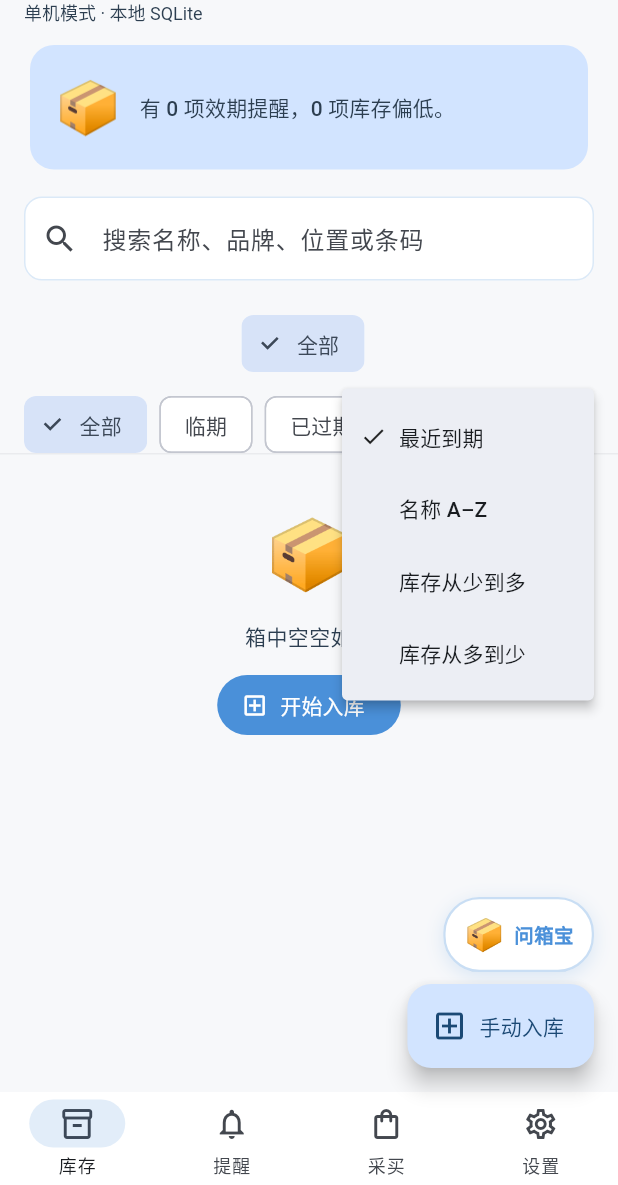
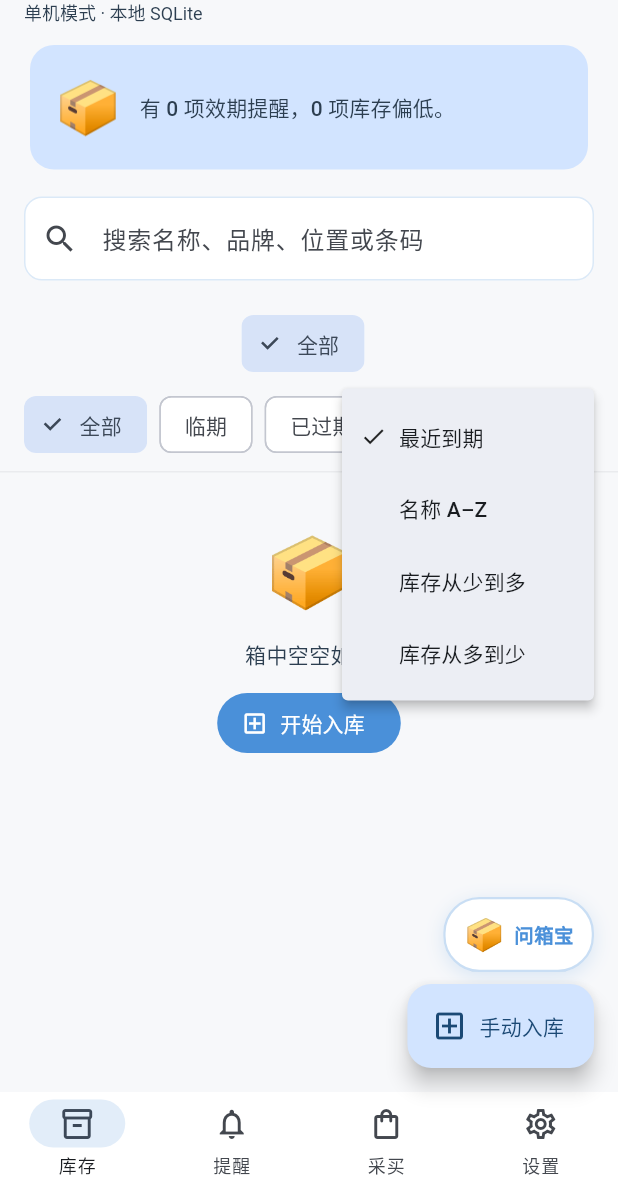
Before and after one commit to DavisDing/MomoBox, a Flutter app: the screen it shows after launch, after a tap on an icon or button, on a phone screen of 412 x 824 dp, the part 51-1236 px from its top. Run offline on Flutter 3.47's test engine with Material 3 defaults, Android fonts, the light colour scheme and no system bars; our stand-ins replace drift, flutter_image_compress, flutter_local_notifications, flutter_riverpod, flutter_secure_storage, flutter_timezone and 3 more; missing offline and left inert: google_mlkit_text_recognition, mobile_scanner; accounts and stored records are empty; generated files the repository leaves out were written again.

```diff
--- a/lib/presentation/screens/inventory_screen.dart
+++ b/lib/presentation/screens/inventory_screen.dart
@@ -148,7 +148,7 @@ class _InventoryScreenState extends ConsumerState<InventoryScreen> {
                         ],
                       ),
                     ),
-                    height: 104,
+                    height: 116,
                   ),
                 ),
                 if (sorted.isEmpty)
@@ -200,7 +200,7 @@ class _StickyFilterHeaderDelegate extends SliverPersistentHeaderDelegate {
   double get maxExtent => height;
 
   @override
-  Widget build(BuildContext context, double shrinkOffset, bool overlapsContent) => child;
+  Widget build(BuildContext context, double shrinkOffset, bool overlapsContent) => SizedBox.expand(child: child);
 
   @override
   bool shouldRebuild(covariant _StickyFilterHeaderDelegate oldDelegate) =>
```
Also changed, not shown: pubspec.lock (added), 1 other file.
